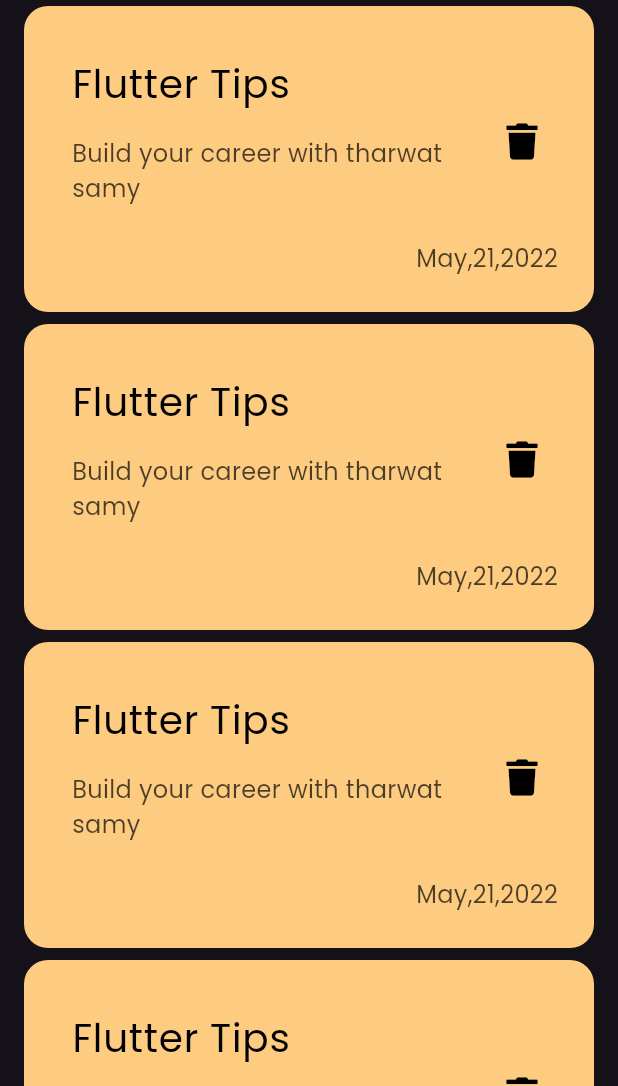
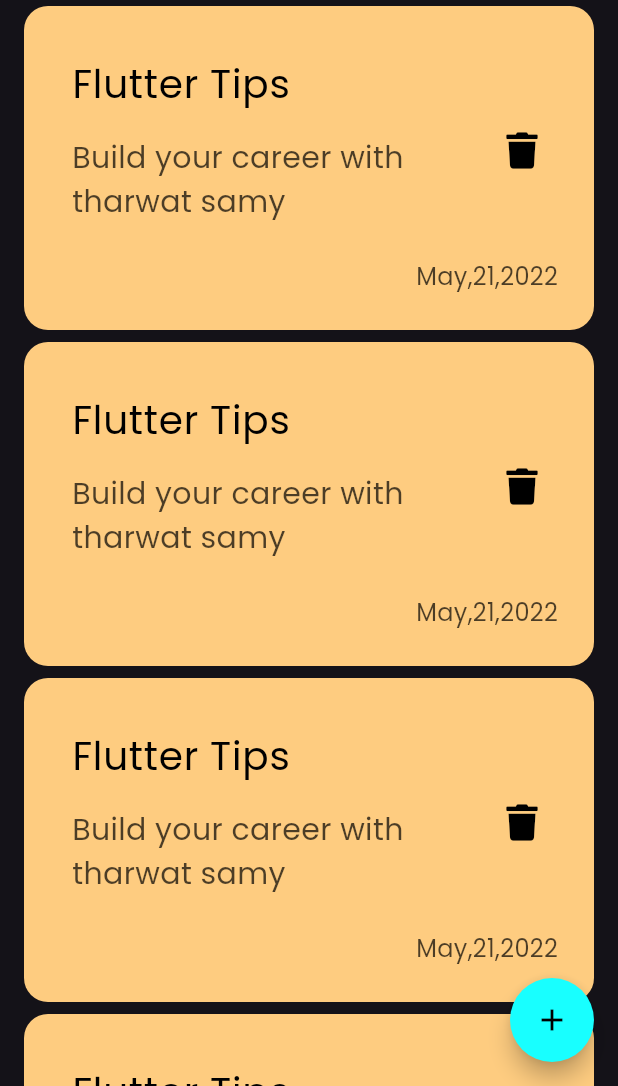
Before and after one commit to lobnanady2002/notes_app, a Flutter app: the screen it shows after launch, on a phone screen of 412 x 824 dp, the part 150-1236 px from its top. Run offline on Flutter 3.47's test engine with Material 3 defaults, Android fonts, the phone set to English and light mode, and no system bars; our stand-ins replace font_awesome_flutter.

Commit message:
add floating action button

```diff
--- a/lib/views/notes_view.dart
+++ b/lib/views/notes_view.dart
@@ -6,8 +6,14 @@ class NotesView extends StatelessWidget {
 
   @override
   Widget build(BuildContext context) {
-    return Scaffold(
-      body: CustomViewBody(),
+    return  Scaffold(
+      floatingActionButton: FloatingActionButton(
+        onPressed: (){},
+        backgroundColor: Colors.cyanAccent,
+        shape: const CircleBorder(),
+        child: const Icon(Icons.add,color: Colors.black,),
+      ),
+      body: const CustomViewBody(),
     );
   }
 }
--- a/lib/widgets/custom_note_item.dart
+++ b/lib/widgets/custom_note_item.dart
@@ -26,7 +26,7 @@ class CustomNoteItem extends StatelessWidget {
               padding: const EdgeInsets.symmetric(vertical: 16),
               child: Text("Build your career with tharwat samy",
                 style: TextStyle(
-                  fontSize: 16,
+                  fontSize:20 ,
                   color: Colors.black.withValues(alpha: .7),
                 ),
               ),
--- a/lib/widgets/notes_list_view.dart
+++ b/lib/widgets/notes_list_view.dart
@@ -2,6 +2,7 @@ import 'package:flutter/material.dart';
 import 'package:notes_app/widgets/custom_note_item.dart';
 class NotesListView extends StatelessWidget {
   const NotesListView({super.key});
+
 
   @override
   Widget build(BuildContext context) {
```
